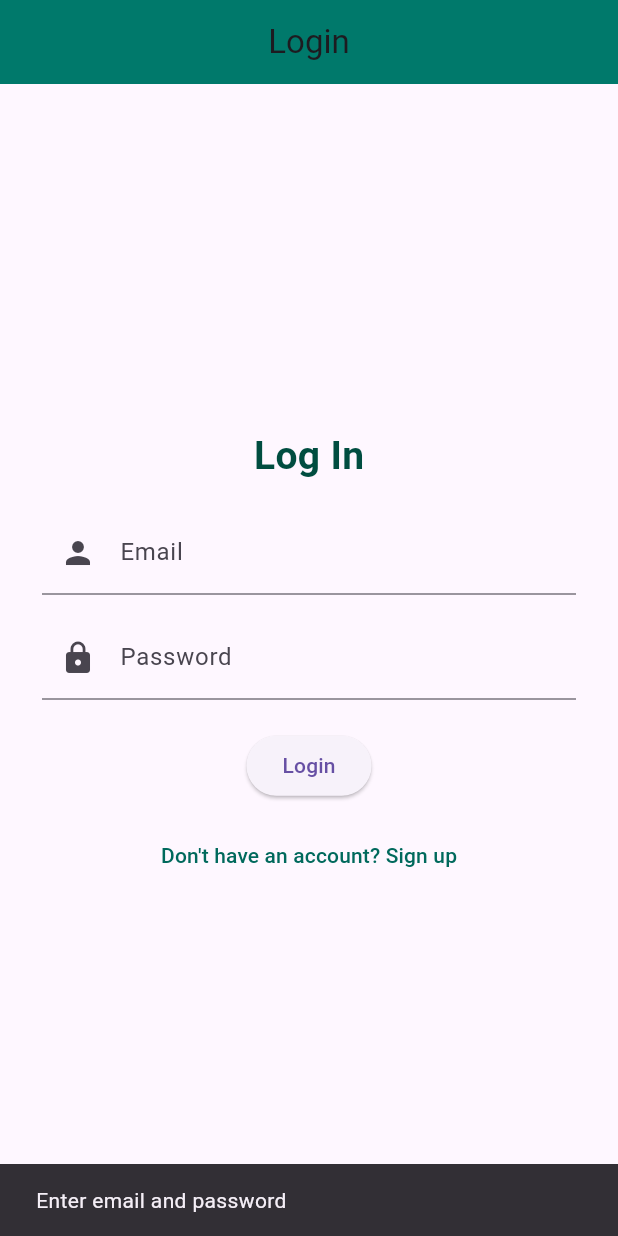
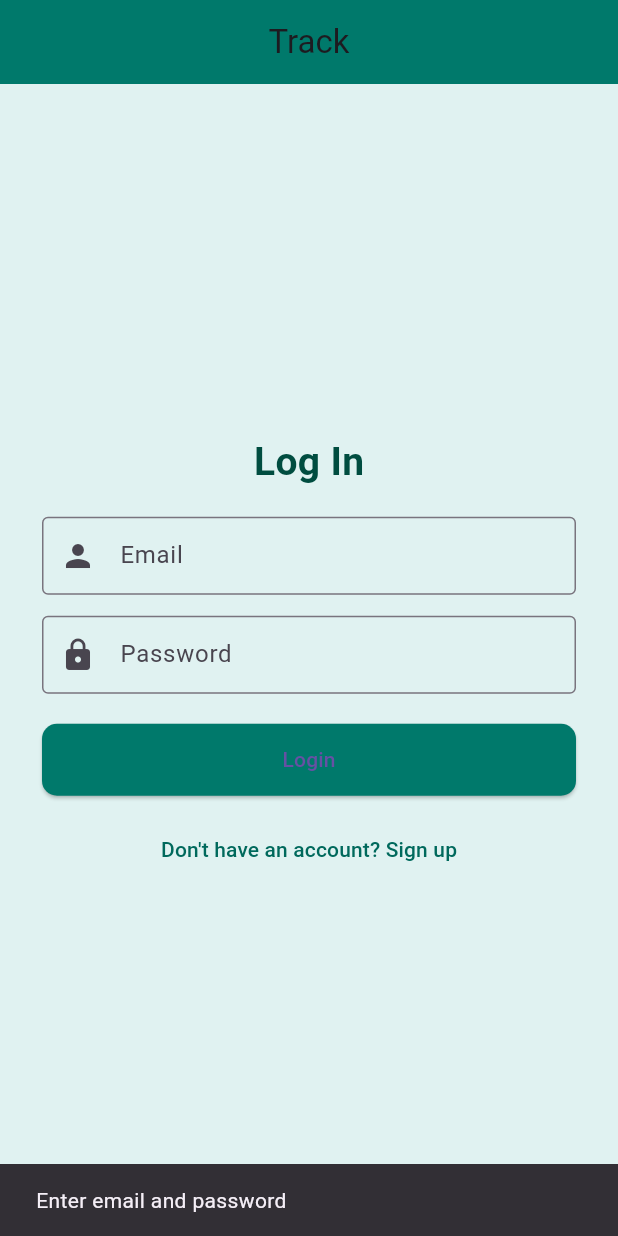
Before and after one commit to emon047/Tracksy, a Flutter app: the screen it shows after launch, after a tap on "Login", on a phone screen of 412 x 824 dp. Run offline on Flutter 3.47's test engine with Material 3 defaults, Android fonts, the phone set to English and light mode, and no system bars; our stand-ins replace fl_chart, supabase_flutter; accounts and stored records are empty.

Commit message:
Updated project with latest changes

```diff
--- a/lib/main.dart
+++ b/lib/main.dart
@@ -1,15 +1,25 @@
 import 'package:flutter/material.dart';
 import 'package:provider/provider.dart';
 import 'package:supabase_flutter/supabase_flutter.dart';
+import 'services/supabase_service.dart';
 import 'screens/splash_screen.dart';
-import 'services/supabase_service.dart';
 
 Future<void> main() async {
   WidgetsFlutterBinding.ensureInitialized();
+
   await Supabase.initialize(
-      url: 'YOUR_SUPABASE_URL', anonKey: 'YOUR_SUPABASE_ANON_KEY');
+    url: 'https://qewrjepktqnadmoyjgne.supabase.co',
+    anonKey: 'eyJhbGciOiJIUzI1NiIsInR5cCI6IkpXVCJ9.eyJpc3MiOiJzdXBhYmFzZSIsInJlZiI6InFld3JqZXBrdHFuYWRtb3lqZ25lIiwicm9sZSI6ImFub24iLCJpYXQiOjE3NTczNjAzODgsImV4cCI6MjA3MjkzNjM4OH0.NsHbaG160vHw79Q1NNVD7UA1r71acy9016cWK4AOSYo',
+  );
 
-  runApp(const MyApp());
+  runApp(
+    MultiProvider(
+      providers: [
+        Provider<SupabaseService>(create: (_) => SupabaseService()),
+      ],
+      child: const MyApp(),
+    ),
+  );
 }
 
 class MyApp extends StatelessWidget {
@@ -17,18 +27,28 @@ class MyApp extends StatelessWidget {
 
   @override
   Widget build(BuildContext context) {
-    return MultiProvider(
-      providers: [
-        Provider(create: (_) => SupabaseService()),
-      ],
-      child: MaterialApp(
-        debugShowCheckedModeBanner: false,
-        title: 'TrackSy',
-        theme: ThemeData(
-          primarySwatch: Colors.teal,
+    const teal = Colors.teal;
+    return MaterialApp(
+      debugShowCheckedModeBanner: false,
+      title: 'TrackSy',
+      theme: ThemeData(
+        primarySwatch: Colors.teal,
+        scaffoldBackgroundColor: Colors.teal.shade50,
+        inputDecorationTheme: const InputDecorationTheme(
+          border: OutlineInputBorder(),
+          contentPadding: EdgeInsets.symmetric(vertical: 14, horizontal: 14),
         ),
-        home: const SplashScreen(),
+        elevatedButtonTheme: ElevatedButtonThemeData(
+          style: ElevatedButton.styleFrom(
+            backgroundColor: teal.shade700,
+            minimumSize: const Size.fromHeight(48),
+            shape: RoundedRectangleBorder(
+              borderRadius: BorderRadius.circular(10),
+            ),
+          ),
+        ),
       ),
+      home: const SplashScreen(),
     );
   }
 }
--- a/lib/screens/login_page.dart
+++ b/lib/screens/login_page.dart
@@ -22,7 +22,7 @@ class _LoginPageState extends State<LoginPage> {
 
     return Scaffold(
       appBar: AppBar(
-        title: const Text('Login'),
+        title: const Text('Track'),
         backgroundColor: Colors.teal.shade700,
         centerTitle: true,
       ),
@@ -123,3 +123,5 @@ class _LoginPageState extends State<LoginPage> {
     );
   }
 }
+
+//Md. Emon Elias
--- a/lib/screens/signup_page.dart
+++ b/lib/screens/signup_page.dart
@@ -72,9 +72,7 @@ class _SignUpPageState extends State<SignUpPage> {
                         final phone = phoneController.text.trim();
                         final password = passwordController.text.trim();
 
-                        if (name.isEmpty ||
-                            email.isEmpty ||
-                            password.isEmpty) {
+                        if (name.isEmpty || email.isEmpty || password.isEmpty) {
                           ScaffoldMessenger.of(context).showSnackBar(
                             const SnackBar(
                                 content: Text('Please fill required fields')),
```
